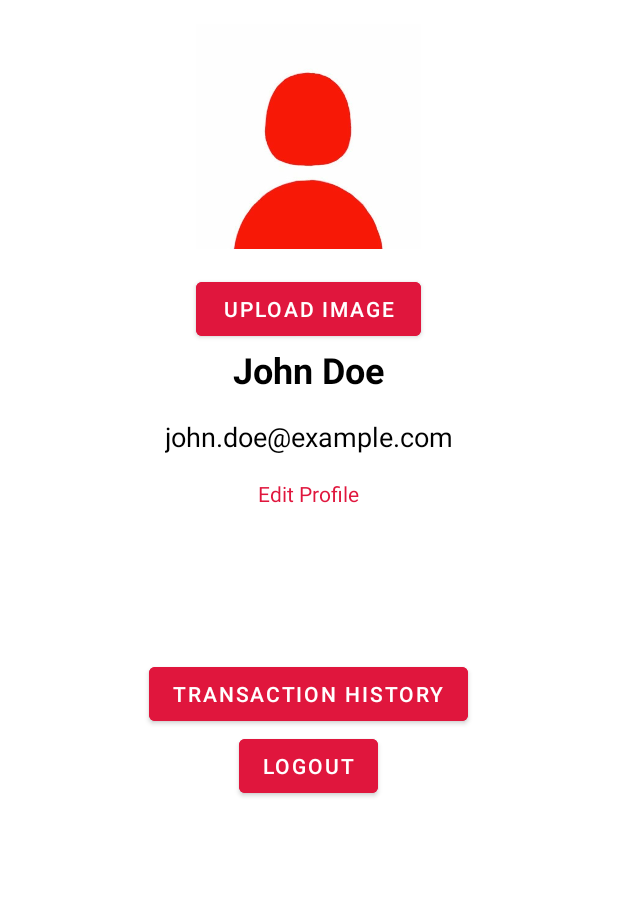
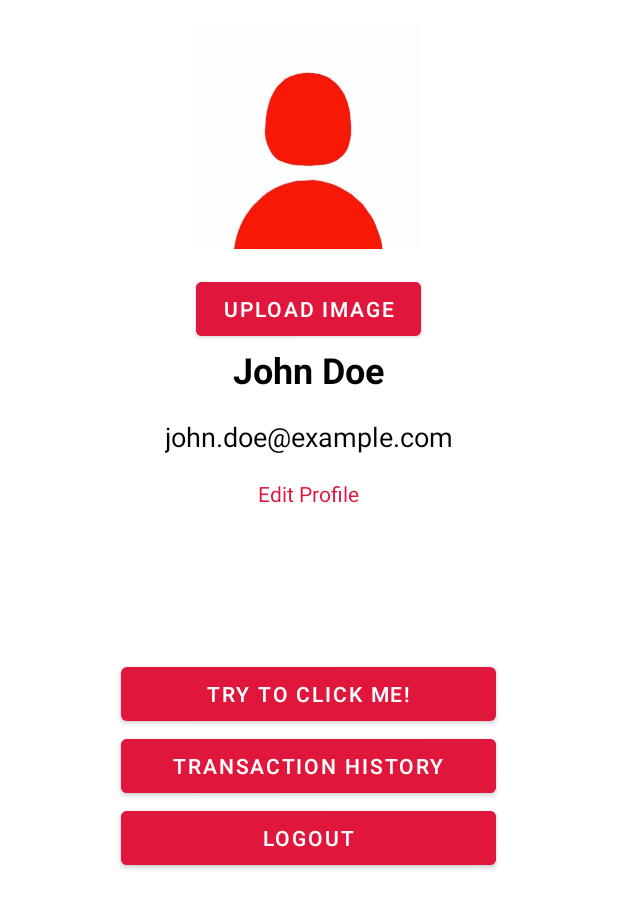
Before and after one commit to FDC-Ivy/AndroidProject, an Android app: the layout fragment_user.xml on its own in the app's theme, with its tools: preview values and no code run, on a phone screen of 412 x 824 dp. Shown: the top 908 px of the screen. Run offline under Robolectric (Android 15) with nearby library versions, the phone set to English and light mode, and no system bars.

Commit message:
added button in users

```diff
--- a/app/src/main/java/com/example/androidproject/Fragments/CartFragment.java
+++ b/app/src/main/java/com/example/androidproject/Fragments/CartFragment.java
@@ -323,7 +323,7 @@ public class CartFragment extends Fragment {
 
     private void processPayment(){
         amount = String.valueOf(mtotalPrice);
-        PayPalPayment payPalPayment = new PayPalPayment(new BigDecimal(String.valueOf(amount)), "USD",
+        PayPalPayment payPalPayment = new PayPalPayment(new BigDecimal(String.valueOf(amount)), "PHP",
                 "Donate chuchuchu", PayPalPayment.PAYMENT_INTENT_SALE);
 
         Intent intent = new Intent(context, PaymentActivity.class);
--- a/app/src/main/res/layout/fragment_user.xml
+++ b/app/src/main/res/layout/fragment_user.xml
@@ -65,8 +65,15 @@
             android:layout_height="100dp"/>
 
         <Button
+            android:id="@+id/openURLbutton"
+            android:layout_width="250dp"
+            android:layout_height="wrap_content"
+            android:layout_gravity="center"
+            android:text="Try to click me!"/>
+
+        <Button
             android:id="@+id/btn_transaction"
-            android:layout_width="wrap_content"
+            android:layout_width="250dp"
             android:layout_height="wrap_content"
             android:layout_gravity="center"
             android:layout_below="@id/btn_logout"
@@ -75,7 +82,7 @@
 
         <Button
             android:id="@+id/btn_logout"
-            android:layout_width="wrap_content"
+            android:layout_width="250dp"
             android:layout_height="wrap_content"
             android:layout_gravity="center"
             android:backgroundTint="@color/jollibeered"
--- a/app/src/main/res/layout/user_edit.xml
+++ b/app/src/main/res/layout/user_edit.xml
@@ -83,6 +83,7 @@
             app:startIconDrawable="@drawable/baseline_email_24"
             android:textColorHint="@color/dark_gray"
             app:startIconTint="@color/dark_gray"
+            android:visibility="gone"
             android:layout_marginBottom="27dp">
 
             <com.google.android.material.textfield.TextInputEditText
@@ -102,6 +103,7 @@
             android:layout_height="wrap_content"
             android:textColor="@color/jollibeered"
             android:paddingBottom="10dp"
+            android:visibility="gone"
             android:text="*If you wish to change your password, just enter new password below."/>
 
         <com.google.android.material.textfield.TextInputLayout
@@ -113,6 +115,7 @@
             app:startIconTint="@color/dark_gray"
             app:passwordToggleEnabled="true"
             app:passwordToggleTint="@color/dark_gray"
+            android:visibility="gone"
             android:layout_marginBottom="36dp">
 
             <com.google.android.material.textfield.TextInputEditText
```
Also changed, not shown: app/src/main/java/com/example/androidproject/Fragments/UserFragment.java (+17 -1 lines).
